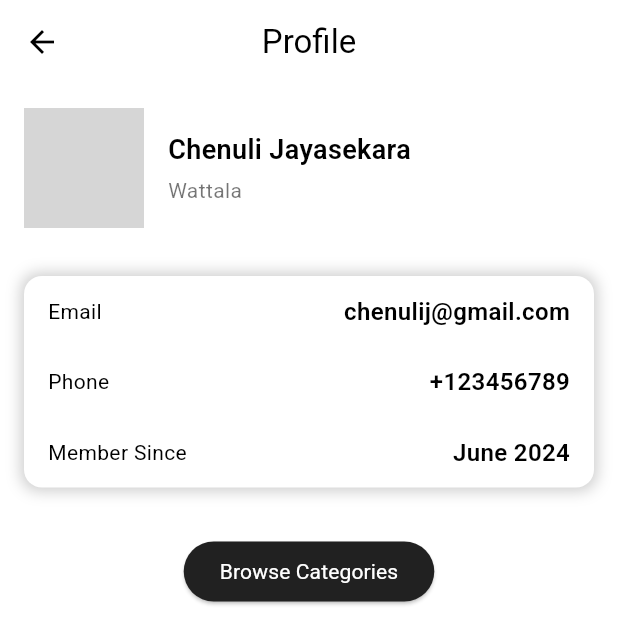
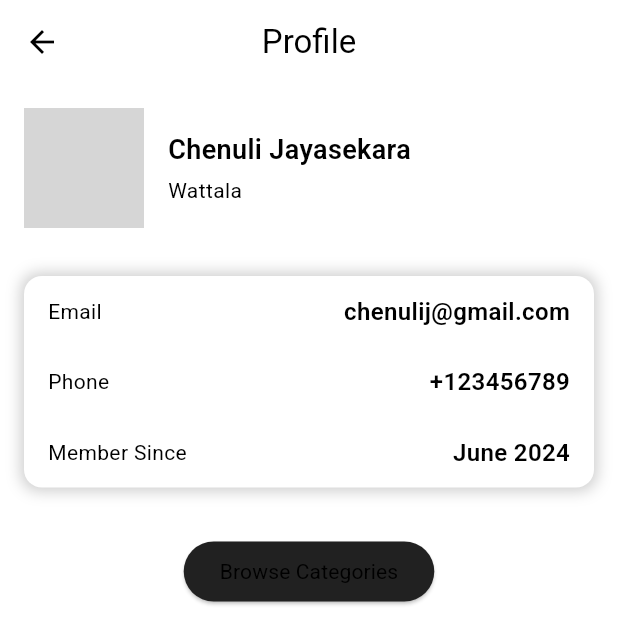
Before and after one commit to Chenulij/flutter_application_1, a Flutter app: the ProfilePage screen opened directly, on a phone screen of 412 x 824 dp. Shown: the top 644 px of the screen. Run offline on Flutter 3.47's test engine with Material 3 defaults, Android fonts, the light colour scheme and no system bars; network calls fail; grey boxes are pictures that could not be loaded.

Commit message:
Your commit message

```diff
--- a/lib/product_detail.dart
+++ b/lib/product_detail.dart
@@ -152,7 +152,7 @@ class _ProductDetailPageState extends State<ProductDetailPage> {
                 ),
                 const SizedBox(height: 10),
                 SizedBox(
-                  height: 170,
+                  height: 170, // Keep a fixed height for the product carousel
                   child: ListView.builder(
                     scrollDirection: Axis.horizontal,
                     itemCount: suggestedProducts.length,
--- a/lib/profile.dart
+++ b/lib/profile.dart
@@ -8,6 +8,8 @@ class ProfilePage extends StatelessWidget {
   @override
   Widget build(BuildContext context) {
     final theme = Theme.of(context); // Get the current theme
+    final isDarkMode = theme.brightness == Brightness.dark; // Check if it's dark mode
+    final textColor = isDarkMode ? Colors.white : Colors.black; // Use white in dark mode
 
     return Scaffold(
       backgroundColor: theme.colorScheme.background, // Set background color based on the theme
@@ -26,30 +28,30 @@ class ProfilePage extends StatelessWidget {
           child: Column(
             children: [
               // Profile Picture and Info
-              const Row(
+              Row(
                 crossAxisAlignment: CrossAxisAlignment.center,
                 children: [
-                  CircleAvatar(
+                  const CircleAvatar(
                     radius: 40,
                     backgroundImage: NetworkImage(
                         'https://via.placeholder.com/150'), // Dummy image
                   ),
-                  SizedBox(width: 16),
+                  const SizedBox(width: 16),
                   Column(
                     crossAxisAlignment: CrossAxisAlignment.start,
                     children: [
                       Text(
                         'Chenuli Jayasekara',
                         style: TextStyle(
-                            fontSize: 18, fontWeight: FontWeight.bold, color: Colors.black), // Black font color
+                            fontSize: 18, fontWeight: FontWeight.bold, color: textColor), // Set text color
                       ),
-                      SizedBox(height: 4),
+                      const SizedBox(height: 4),
                       Text(
                         'Wattala',
-                        style: TextStyle(color: Colors.black54), // Lighter black color for secondary text
+                        style: TextStyle(color: textColor), // Set text color
                       ),
                     ],
-                  )
+                  ),
                 ],
               ),
               const SizedBox(height: 32),
@@ -88,7 +90,10 @@ class ProfilePage extends StatelessWidget {
                   backgroundColor: theme.primaryColor, // Set button color based on theme
                   foregroundColor: theme.colorScheme.onPrimary, // Button text color based on theme
                 ),
-                child: const Text('Browse Categories'),
+                child: Text(
+                  'Browse Categories',
+                  style: TextStyle(color: isDarkMode ? Colors.white : Colors.black), // Button text color
+                ),
               ),
             ],
           ),
@@ -111,6 +116,8 @@ class ProfileRowItem extends StatelessWidget {
   @override
   Widget build(BuildContext context) {
     final theme = Theme.of(context); // Get current theme
+    final isDarkMode = theme.brightness == Brightness.dark; // Check if it's dark mode
+    final textColor = isDarkMode ? Colors.white : Colors.black; // Use white in dark mode
 
     return Padding(
       padding: const EdgeInsets.symmetric(vertical: 12, horizontal: 16),
@@ -119,12 +126,12 @@ class ProfileRowItem extends StatelessWidget {
         children: [
           Text(
             label,
-            style: TextStyle(color: theme.textTheme.bodyLarge?.color), // Adjust color based on theme
+            style: TextStyle(color: textColor), // Set text color
           ),
           Text(
             value,
             style: TextStyle(
-                fontWeight: FontWeight.w600, fontSize: 16, color: theme.textTheme.bodyMedium?.color), // Adjust color based on theme
+                fontWeight: FontWeight.w600, fontSize: 16, color: textColor), // Set text color
           ),
         ],
       ),
```
